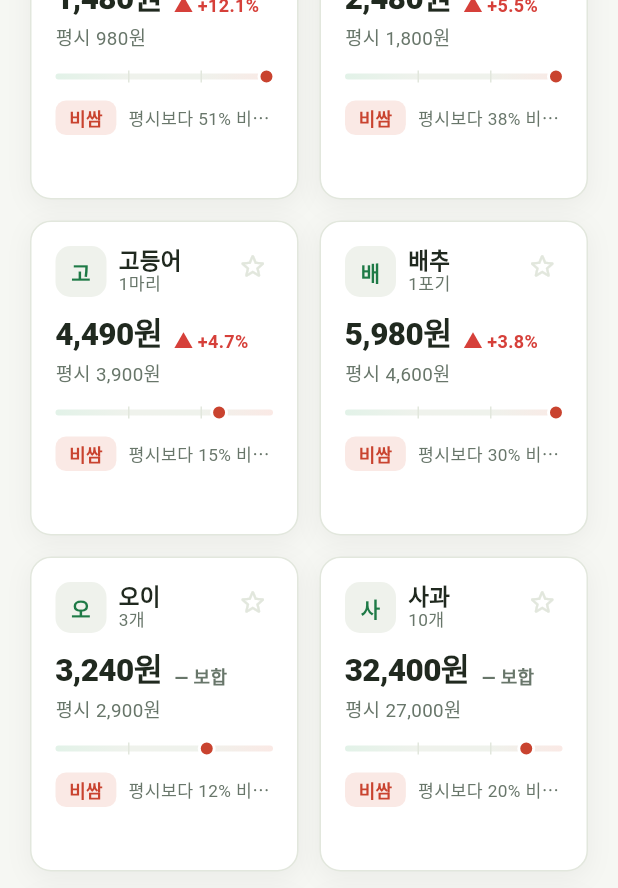
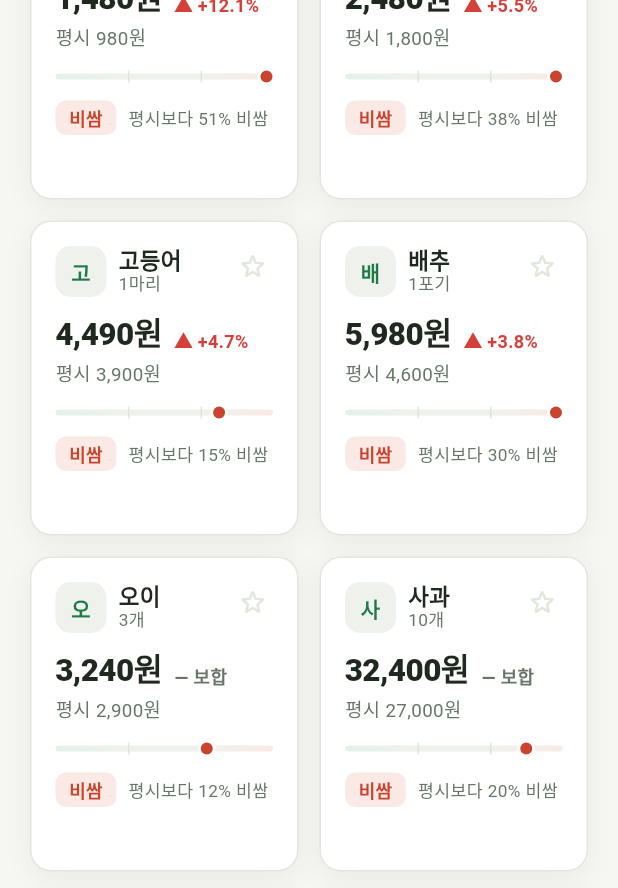
Before and after one commit to Raccoon97/MulgaAlerts, a Flutter app: the screen it shows after launch, scrolled down 576 dp, on a phone screen of 412 x 824 dp. Shown: the part 162-1050 px from the top of the screen. Run offline on Flutter 3.47's test engine with Material 3 defaults, Android fonts, the phone set to English and light mode, and no system bars; network calls fail; Roboto replaces fonts that are missing (Pretendard).

Commit message:
fix: 판정 문구 잘림 및 차트 렌더링 개선
- 카드 판정 문구: 꼬리말 제거로 짧게 + 최대 2줄 허용 → 항상 끝까지 표시
  (전체 문장은 상세 화면 유지)
- 차트: 불균등 시점 간격에서 곡선 보간이 만들던 고리 현상 제거 (직선 연결)
- 차트 Y축: 경계값 라벨 숨김으로 그리드 라벨 겹침 해결

```diff
--- a/app/lib/widgets/item_card.dart
+++ b/app/lib/widgets/item_card.dart
@@ -162,12 +162,17 @@ class ItemCard extends StatelessWidget {
             children: [
               _VerdictBadge(verdict: item.verdict),
               const SizedBox(width: 8),
+              // 좁은 카드에서도 끝까지 읽히도록 짧은 문구 + 최대 2줄
               Expanded(
                 child: Text(
                   _hintText(item),
-                  maxLines: 1,
+                  maxLines: 2,
                   overflow: TextOverflow.ellipsis,
-                  style: TextStyle(fontSize: 11.5, color: c.muted),
+                  style: TextStyle(
+                    fontSize: 11.5,
+                    color: c.muted,
+                    height: 1.25,
+                  ),
                 ),
               ),
             ],
@@ -177,11 +182,12 @@ class ItemCard extends StatelessWidget {
     );
   }
 
+  // 카드에는 핵심만 짧게. 전체 판정 문장은 상세 화면에서 보여준다.
   static String _hintText(PriceItem item) {
     final pct = (item.deviation.abs() * 100).round();
     return switch (item.verdict) {
-      Verdict.cheap => '평시보다 $pct% 저렴 — 사기 좋은 시기',
-      Verdict.pricey => '평시보다 $pct% 비쌈 — 기다려 볼 만해요',
+      Verdict.cheap => '평시보다 $pct% 저렴',
+      Verdict.pricey => '평시보다 $pct% 비쌈',
       Verdict.normal => '평시 수준',
     };
   }
```
Also changed, not shown: app/lib/screens/item_detail_screen.dart (+11 -5 lines).
